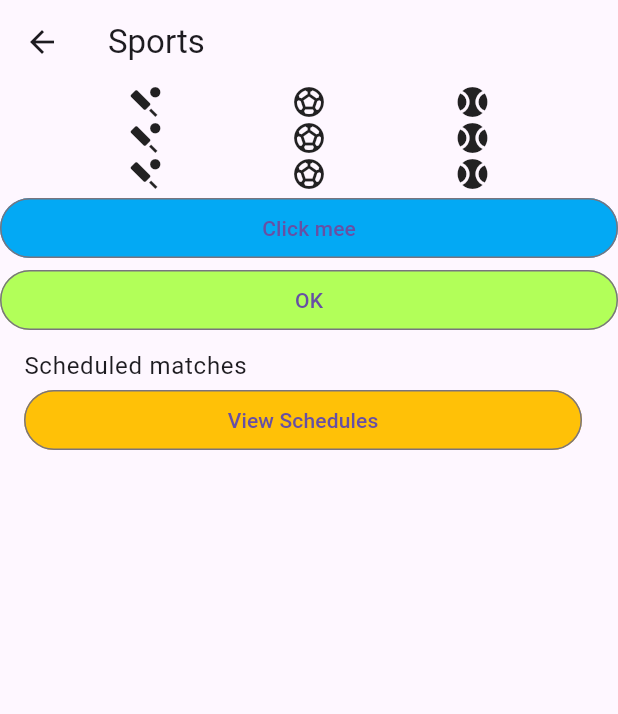
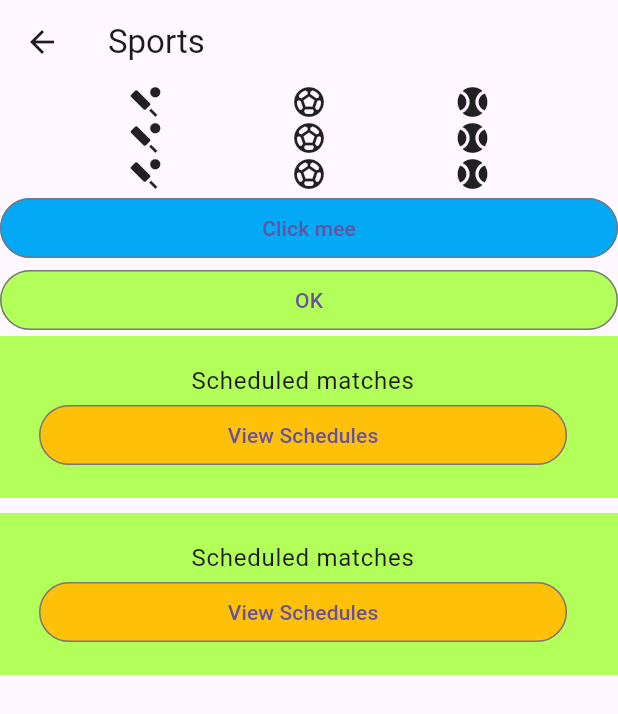
Before and after one commit to Pai5020/Basics-1, a Flutter app: the Factorywidget screen opened by its route, on a phone screen of 412 x 824 dp. Shown: the top 714 px of the screen. Run offline on Flutter 3.47's test engine with Material 3 defaults, Android fonts, the phone set to English and light mode, and no system bars.

Commit message:
fifth commit

```diff
--- a/myapp/lib/Screens/factory.dart
+++ b/myapp/lib/Screens/factory.dart
@@ -1,6 +1,7 @@
 import 'package:flutter/cupertino.dart';
 import 'package:flutter/material.dart';
 import 'package:flutter/widgets.dart';
+import 'package:myapp/Screens/sportsBanner.dart';
 import './sportsButton.dart';
 
 class Factorywidget extends StatelessWidget {
@@ -22,12 +23,19 @@ class Factorywidget extends StatelessWidget {
         sportsButton(buttonColor: Colors.lightBlue, buttonText: "Click mee"),
         sportsButton(buttonColor: Colors.lightGreenAccent, buttonText: "OK"),
         Container(
+          padding: EdgeInsets.all(10),
+          decoration: BoxDecoration(color: Colors.lightGreenAccent),
           child: ListTile(
-            title: Text("Scheduled matches"),
+            title: Text(
+              "Scheduled matches",
+              textAlign: TextAlign.center,
+            ),
             subtitle: sportsButton(
                 buttonColor: Colors.amber, buttonText: "View Schedules"),
           ),
-        )
+        ),
+        SizedBox(height: 10),
+        Sportsbanner(),
         /*OutlinedButton(
           onPressed: () {
             print("Clicked here");
--- /dev/null
+++ b/myapp/lib/Screens/sportsBanner.dart
@@ -0,0 +1,20 @@
+import 'package:flutter/material.dart';
+import 'package:myapp/Screens/sportsButton.dart';
+
+class Sportsbanner extends StatelessWidget {
+  @override
+  Widget build(BuildContext context) {
+    return Container(
+      padding: EdgeInsets.all(10),
+      decoration: BoxDecoration(color: Colors.lightGreenAccent),
+      child: ListTile(
+        title: Text(
+          "Scheduled matches",
+          textAlign: TextAlign.center,
+        ),
+        subtitle: sportsButton(
+            buttonColor: Colors.amber, buttonText: "View Schedules"),
+      ),
+    );
+  }
+}
```
